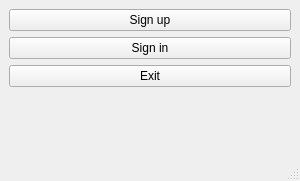
Before: the Qt Designer form Stor/mainwindow.ui in AP-projects-4001/IUT-s-crackpots, drawn with Qt 5.
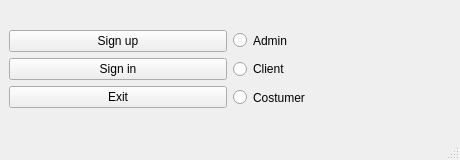
After: the same form once the commit is applied.

Commit message: Add costumer/client/admin radio button and password hiding and add userProfile Class

What changed in the file:
```diff
--- a/Stor/mainwindow.ui
+++ b/Stor/mainwindow.ui
@@ -6,21 +6,72 @@
    <rect>
     <x>0</x>
     <y>0</y>
-    <width>300</width>
-    <height>181</height>
+    <width>460</width>
+    <height>160</height>
    </rect>
   </property>
   <property name="maximumSize">
    <size>
-    <width>300</width>
-    <height>181</height>
+    <width>460</width>
+    <height>160</height>
    </size>
   </property>
   <property name="windowTitle">
    <string>MainWindow</string>
   </property>
   <widget class="QWidget" name="centralwidget">
-   <layout class="QVBoxLayout" name="verticalLayout">
+   <layout class="QGridLayout" name="gridLayout">
+    <item row="0" column="1">
+     <layout class="QVBoxLayout" name="verticalLayout" stretch="0,0,0">
+      <property name="spacing">
+       <number>7</number>
+      </property>
+      <property name="sizeConstraint">
+       <enum>QLayout::SetNoConstraint</enum>
+      </property>
+      <item>
+       <widget class="QRadioButton" name="Admin">
+        <property name="maximumSize">
+         <size>
+          <width>1000</width>
+          <height>11000</height>
+         </size>
+        </property>
+        <property name="text">
+         <string>Admin</string>
+        </property>
+       </widget>
+      </item>
+      <item>
+       <widget class="QRadioButton" name="client">
+        <property name="maximumSize">
+         <size>
+          <width>1000</width>
+          <height>11000</height>
+         </size>
+        </property>
+        <property name="text">
+         <string>Client</string>
+        </property>
+       </widget>
+      </item>
+      <item>
+       <widget class="QRadioButton" name="costumer">
+        <property name="maximumSize">
+         <size>
+          <width>1000</width>
+          <height>11000</height>
+         </size>
+        </property>
+        <property name="text">
+         <string>Costumer</string>
+        </property>
+       </widget>
+      </item>
+     </layout>
+    </item>
+    <item row="0" column="0">
+     <layout class="QVBoxLayout" name="verticalLayout_2">
     <item>
      <widget class="QPushButton" name="signUpBtn">
       <property name="text">
@@ -42,18 +93,7 @@
       </property>
      </widget>
     </item>
-    <item>
-     <spacer name="verticalSpacer">
-      <property name="orientation">
-       <enum>Qt::Vertical</enum>
-      </property>
-      <property name="sizeHint" stdset="0">
-       <size>
-        <width>20</width>
-        <height>40</height>
-       </size>
-      </property>
-     </spacer>
+     </layout>
     </item>
    </layout>
   </widget>
```
Left out of the diff: 10 changed lines with no effect on the pictures. Lines whose indentation alone changed are shown as unchanged. The commit also changes 8 other files.
